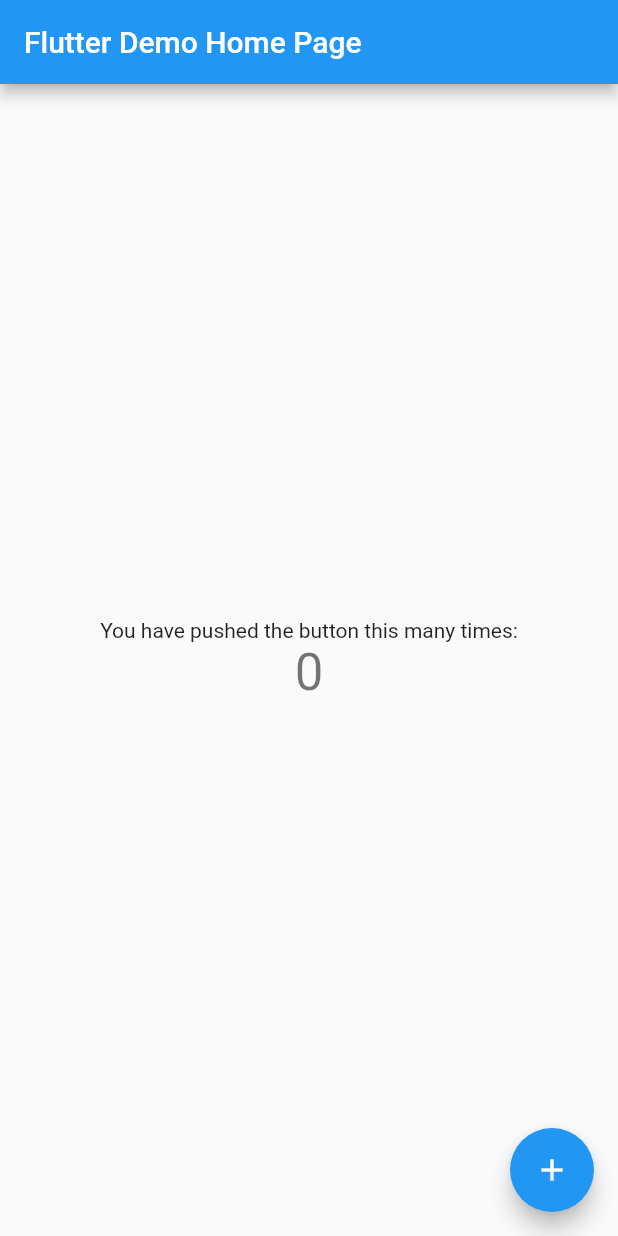
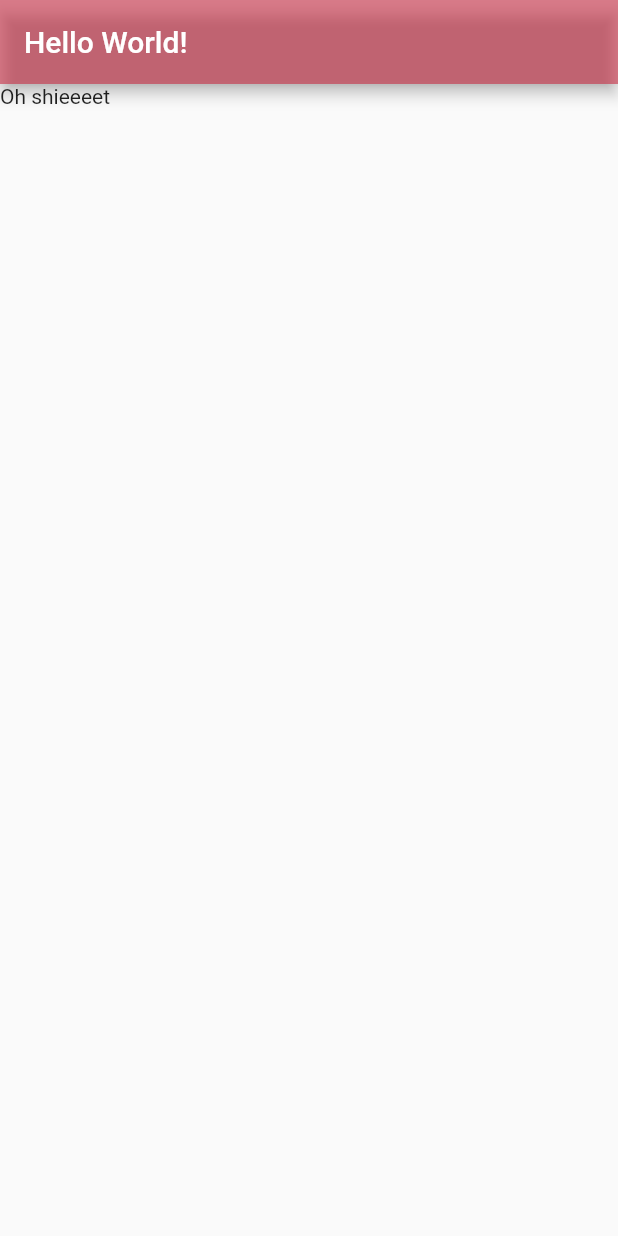
Before and after one commit to TenPetr/flutter-helloworld, a Flutter app: the screen it shows after launch, on a phone screen of 412 x 824 dp. Run offline on Flutter 3.47's test engine with Material 2 defaults, Android fonts, the phone set to English and light mode, and no system bars.

Commit message:
Created main class and main widget

```diff
--- a/lib/main.dart
+++ b/lib/main.dart
@@ -1,111 +1,18 @@
 import 'package:flutter/material.dart';
 
-void main() => runApp(MyApp());
+void main() => runApp(App());
 
-class MyApp extends StatelessWidget {
-  // This widget is the root of your application.
+class App extends StatelessWidget {
   @override
   Widget build(BuildContext context) {
     return MaterialApp(
-      title: 'Flutter Demo',
-      theme: ThemeData(
-        // This is the theme of your application.
-        //
-        // Try running your application with "flutter run". You'll see the
-        // application has a blue toolbar. Then, without quitting the app, try
-        // changing the primarySwatch below to Colors.green and then invoke
-        // "hot reload" (press "r" in the console where you ran "flutter run",
-        // or simply save your changes to "hot reload" in a Flutter IDE).
-        // Notice that the counter didn't reset back to zero; the application
-        // is not restarted.
-        primarySwatch: Colors.blue,
+      home: Scaffold(
+        appBar: AppBar(
+          title: Text("Hello World!"),
+          backgroundColor: Color.fromARGB(154, 200, 45, 68),
+        ),
+        body: Text("Oh shieeeet"),
       ),
-      home: MyHomePage(title: 'Flutter Demo Home Page'),
     );
   }
 }
-
-class MyHomePage extends StatefulWidget {
-  MyHomePage({Key key, this.title}) : super(key: key);
-
-  // This widget is the home page of your application. It is stateful, meaning
-  // that it has a State object (defined below) that contains fields that affect
-  // how it looks.
-
-  // This class is the configuration for the state. It holds the values (in this
-  // case the title) provided by the parent (in this case the App widget) and
-  // used by the build method of the State. Fields in a Widget subclass are
-  // always marked "final".
-
-  final String title;
-
-  @override
-  _MyHomePageState createState() => _MyHomePageState();
-}
-
-class _MyHomePageState extends State<MyHomePage> {
-  int _counter = 0;
-
-  void _incrementCounter() {
-    setState(() {
-      // This call to setState tells the Flutter framework that something has
-      // changed in this State, which causes it to rerun the build method below
-      // so that the display can reflect the updated values. If we changed
-      // _counter without calling setState(), then the build method would not be
-      // called again, and so nothing would appear to happen.
-      _counter++;
-    });
-  }
-
-  @override
-  Widget build(BuildContext context) {
-    // This method is rerun every time setState is called, for instance as done
-    // by the _incrementCounter method above.
-    //
-    // The Flutter framework has been optimized to make rerunning build methods
-    // fast, so that you can just rebuild anything that needs updating rather
-    // than having to individually change instances of widgets.
-    return Scaffold(
-      appBar: AppBar(
-        // Here we take the value from the MyHomePage object that was created by
-        // the App.build method, and use it to set our appbar title.
-        title: Text(widget.title),
-      ),
-      body: Center(
-        // Center is a layout widget. It takes a single child and positions it
-        // in the middle of the parent.
-        child: Column(
-          // Column is also a layout widget. It takes a list of children and
-          // arranges them vertically. By default, it sizes itself to fit its
-          // children horizontally, and tries to be as tall as its parent.
-          //
-          // Invoke "debug painting" (press "p" in the console, choose the
-          // "Toggle Debug Paint" action from the Flutter Inspector in Android
-          // Studio, or the "Toggle Debug Paint" command in Visual Studio Code)
-          // to see the wireframe for each widget.
-          //
-          // Column has various properties to control how it sizes itself and
-          // how it positions its children. Here we use mainAxisAlignment to
-          // center the children vertically; the main axis here is the vertical
-          // axis because Columns are vertical (the cross axis would be
-          // horizontal).
-          mainAxisAlignment: MainAxisAlignment.center,
-          children: <Widget>[
-            Text(
-              'You have pushed the button this many times:',
-            ),
-            Text(
-              '$_counter',
-              style: Theme.of(context).textTheme.display1,
-            ),
-          ],
-        ),
-      ),
-      floatingActionButton: FloatingActionButton(
-        onPressed: _incrementCounter,
-        tooltip: 'Increment',
-        child: Icon(Icons.add),
-      ), // This trailing comma makes auto-formatting nicer for build methods.
-    );
-  }
-}
```
